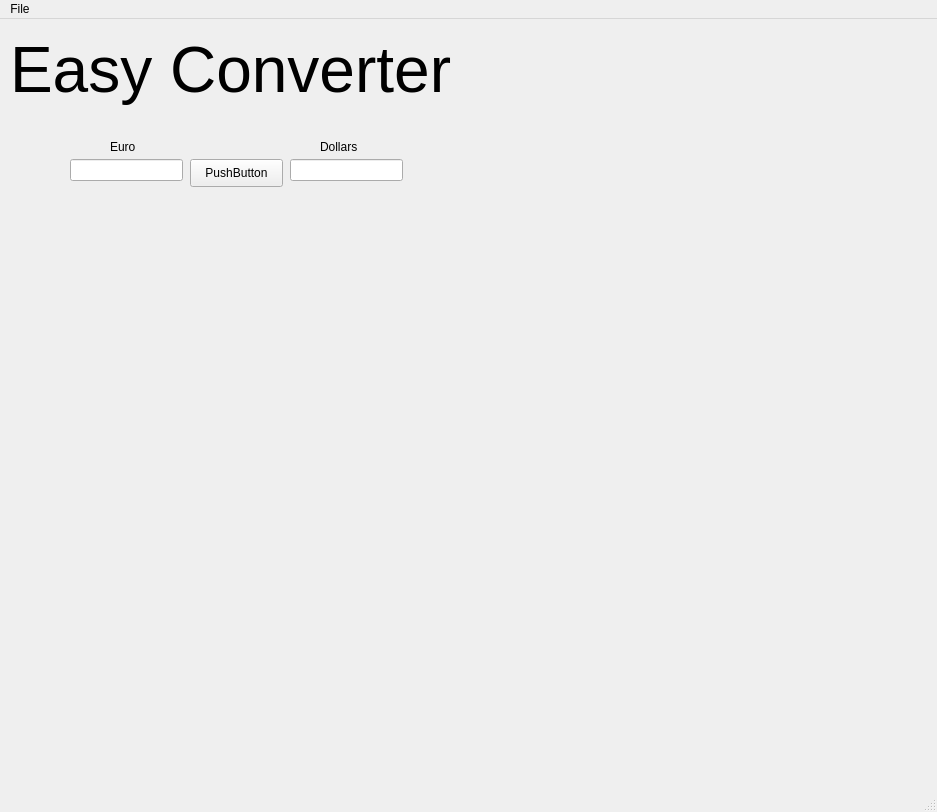
This is test.ui in Zielone-drzwi/Projekt-Dawida as Qt 5 draws it before an edit. The edited form follows.
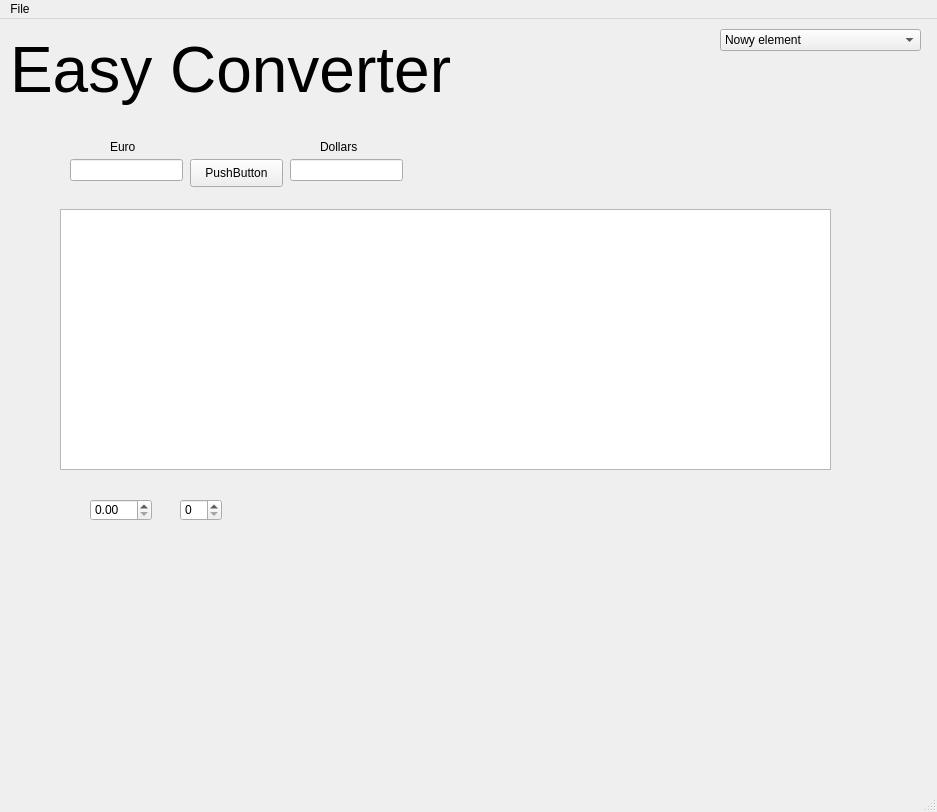
This is the edited form.

Commit message: nowe podejscie do tematu, tym razem API

What changed in the file:
```diff
--- a/test.ui
+++ b/test.ui
@@ -91,6 +91,71 @@
      <string>Easy Converter</string>
     </property>
    </widget>
+   <widget class="QTableWidget" name="tableWidget">
+    <property name="geometry">
+     <rect>
+      <x>60</x>
+      <y>190</y>
+      <width>771</width>
+      <height>261</height>
+     </rect>
+    </property>
+   </widget>
+   <widget class="QComboBox" name="comboBox">
+    <property name="geometry">
+     <rect>
+      <x>720</x>
+      <y>10</y>
+      <width>201</width>
+      <height>22</height>
+     </rect>
+    </property>
+    <item>
+     <property name="text">
+      <string>Nowy element</string>
+     </property>
+    </item>
+    <item>
+     <property name="text">
+      <string>Nowy element</string>
+     </property>
+    </item>
+    <item>
+     <property name="text">
+      <string>Nowy element</string>
+     </property>
+    </item>
+    <item>
+     <property name="text">
+      <string>Nowy element</string>
+     </property>
+    </item>
+    <item>
+     <property name="text">
+      <string>Nowy element</string>
+     </property>
+    </item>
+   </widget>
+   <widget class="QDoubleSpinBox" name="doubleSpinBox">
+    <property name="geometry">
+     <rect>
+      <x>90</x>
+      <y>480</y>
+      <width>62</width>
+      <height>22</height>
+     </rect>
+    </property>
+   </widget>
+   <widget class="QSpinBox" name="spinBox">
+    <property name="geometry">
+     <rect>
+      <x>180</x>
+      <y>480</y>
+      <width>42</width>
+      <height>22</height>
+     </rect>
+    </property>
+   </widget>
   </widget>
   <widget class="QMenuBar" name="menubar">
    <property name="geometry">
```
Left out of the diff: 6 changed lines with no effect on the pictures. The commit also changes 2 other files.
